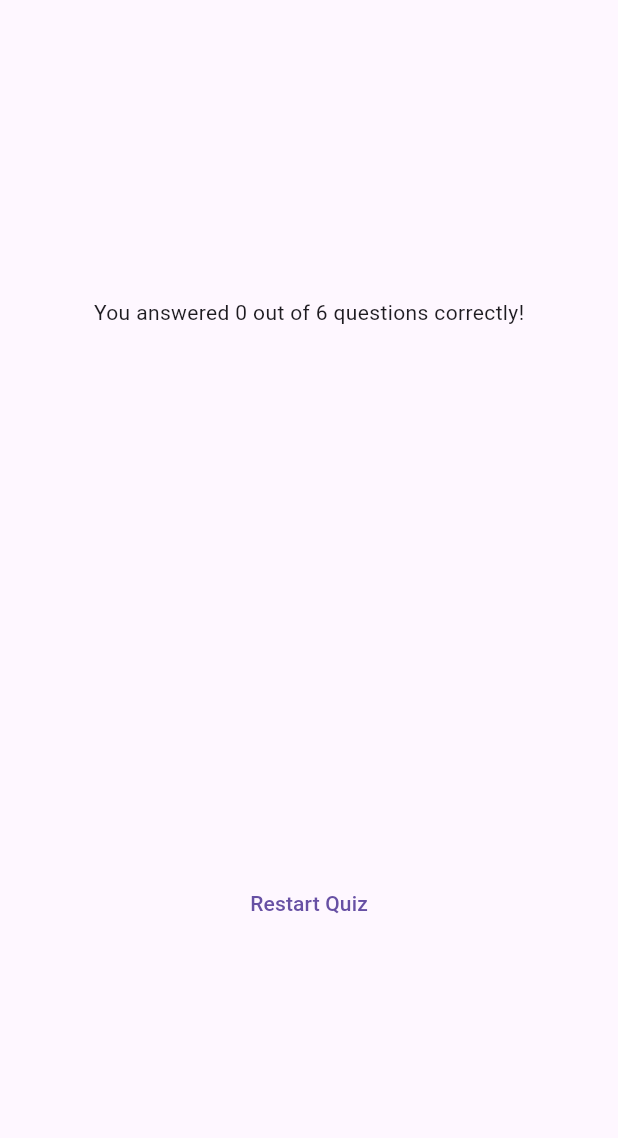
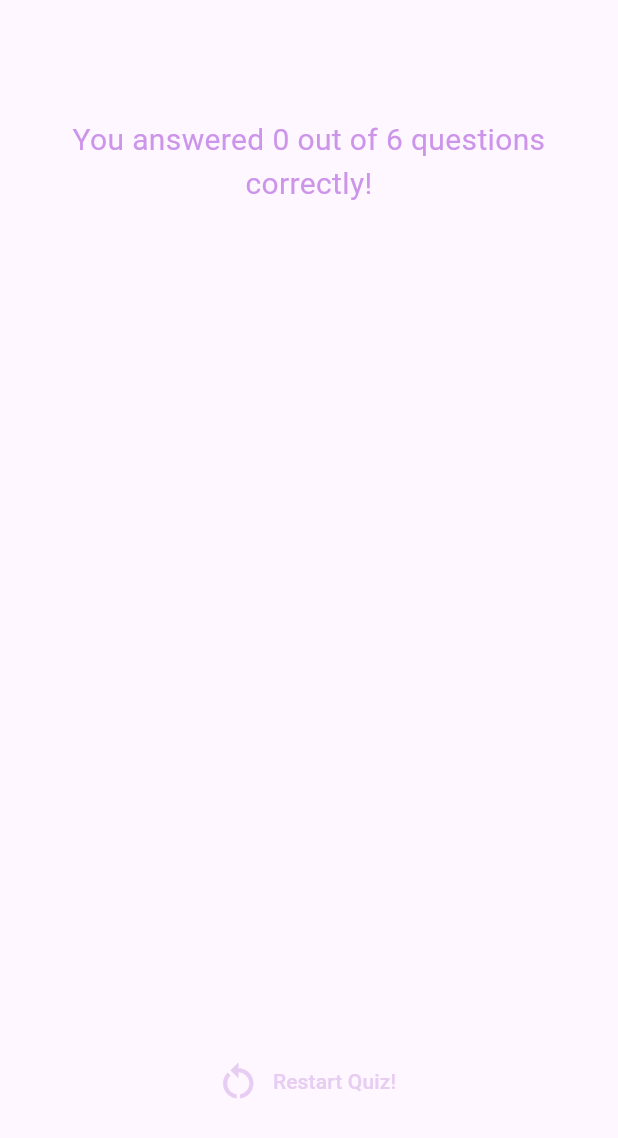
Before and after one commit to subexi/flutter_adv_basics, a Flutter app: the ResultsScreen widget shown alone on an empty page, opened directly with empty values, on a phone screen of 412 x 824 dp. Shown: the top 1138 px of the screen. Run offline on Flutter 3.47's test engine with Material 3 defaults, Android fonts, the phone set to English and light mode, and no system bars; our stand-ins replace google_fonts.

Commit message:
91 App adv_basics fertig und abgeschlossen

```diff
--- a/lib/results_screen.dart
+++ b/lib/results_screen.dart
@@ -6,22 +6,23 @@ import 'package:adv_basics/questions_summary.dart';
 class ResultsScreen extends StatelessWidget {
   const ResultsScreen({
     super.key,
-    required this.chosenAnswers // This is a required parameter that will be passed down from the Quiz widget, it will contain the list of answers that the user selected during the quiz. This information can be used to calculate the score or display the results on the results screen.
+    required this.chosenAnswers,
+    required this.onRestart,
   });
 
-  final List<String> chosenAnswers; // This is a final variable that will hold the list of answers that the user selected during the quiz, it is marked as final because it will not change after it is initialized in the constructor. This variable can be used to calculate the score or display the results on the results screen.
+  final List<String> chosenAnswers;
+  final void Function() onRestart;
 
-  List<Map<String, Object>> getSummaryData() { // This is a method that will generate a summary of the quiz results based on the chosen answers and the questions. It will return a list of maps, where each map contains the question text, the correct answer, and the user's answer. This information can be used to display a detailed summary of the quiz results on the results screen.
-    final List<Map<String, Object>> summary = []; // Initialize an empty list to hold the summary data, this list will be populated with the question text, correct answer, and user's answer for each question in the quiz.
-    for (var i = 0; i < chosenAnswers.length; i++) { // Loop through the chosen answers and populate the summary list with the question text, correct answer, and user's answer for each question in the quiz. The loop will iterate through the chosenAnswers list and use the index to access the corresponding question from the questions list and the correct answer from the answers list.
-      summary.add( // Add a new map to the summary list for each question, this map will contain the question text, correct answer, and user's answer. The keys of the map are 'question_index', 'question', 'correct_answer', and 'user_answer', and the values are the corresponding data for each question in the quiz.
-        {
-          'question_index': i, // Add the index of the question to the summary, this can be used to display the question number in the results summary.
-          'question': questions[i].text, // Add the question text to the summary, this can be used to display the question in the results summary.
-          'correct_answer': questions[i].answers[0], // Add the correct answer to the summary, this can be used to display the correct answer in the results summary.
-          'user_answer': chosenAnswers[i], // Add the user's answer to the summary, this can be used to display the user's answer in the results summary.
-        }
-      );
+  List<Map<String, Object>> getSummaryData() {
+    final List<Map<String, Object>> summary = [];
+
+    for (var i = 0; i < chosenAnswers.length; i++) {
+      summary.add({
+        'question_index': i,
+        'question': questions[i].text,
+        'correct_answer': questions[i].answers[0],
+        'user_answer': chosenAnswers[i],
+      });
     }
 
     return summary;
@@ -29,34 +30,50 @@ class ResultsScreen extends StatelessWidget {
 
   @override
   Widget build(BuildContext context) {
-    final summaryData = getSummaryData(); // Get the summary data for the quiz results, this will be used to display a detailed summary of the quiz results on the results screen. The summaryData variable will hold a list of maps, where each map contains the question text, correct answer, and user's answer for each question in the quiz.
+    final summaryData = getSummaryData();
     final numTotalQuestions = questions.length;
-    // Get the total number of questions in the quiz, this can be used to calculate the score or display the total number of questions in the results summary.
-    final numCorrectQuestions = summaryData.where((data) {  // Calculate the number of correct questions by filtering the summary data to only include the questions where the user's answer matches the correct answer, and then counting the number of items in the filtered list. This can be used to calculate the score or display the number of correct answers in the results summary.
-      return data['user_answer'] == data['correct_answer']; // Check if the user's answer matches the correct answer for each question in the summary data, this will be used to filter the summary data to only include the questions where the user answered correctly.
-    }).length; // Get the length of the filtered list to determine the number of correct questions, this can be used to calculate the score or display the number of correct answers in the results summary.
+    final numCorrectQuestions = summaryData.where((data) {
+      return data['user_answer'] == data['correct_answer'];
+    }).length;
 
+    return SizedBox(
+      width: double.infinity,
+      child: Container(
+        margin: const EdgeInsets.all(40),
+        child: Column(
+          mainAxisAlignment: MainAxisAlignment.center,
+          children: [
+            Center(
+              child: Text(
+                'You answered $numCorrectQuestions out of $numTotalQuestions questions correctly!',
+                textAlign: TextAlign.center,
+                style: const TextStyle(
+                  fontSize: 20,
+                  color: Color(0xFFcc95ea),
+                ),
+              ),
+            ),
+            const SizedBox(
+              height: 30,
+            ),
+            QuestionsSummary(summaryData),
+            const SizedBox(height: 30),
 
-    return SizedBox ( // A SizedBox is a widget that has a specific size. Here we are using it to make the child widget take up the full width of the screen.
-      width: double.infinity, // double.infinity is a special value that tells the widget to take up as much space as possible in the given direction. In this case, it will take up the full width of the screen.
-      child: Container( // A Container is a widget that allows you to customize its child widget with properties like padding, margin, color, etc. Here we are using it to add some margin around the child widget and to set the background color of the screen.
-        margin: const EdgeInsets.all(40), // margin is a property of the Container widget that adds empty space around the child widget. Here we are using EdgeInsets.all(20) to add a margin of 20 pixels on all sides of the child widget.
-        child: Column( // A Column is a widget that displays its children in a vertical array. Here we are using it to display the question text and the answer buttons vertically.
-          mainAxisAlignment: MainAxisAlignment.center, // mainAxisAlignment is a property of the Column widget that controls how the children are aligned vertically. Here we are using MainAxisAlignment.center to center the children vertically within the Column.
-          children: [
-            Text(
-              'You answered $numCorrectQuestions out of $numTotalQuestions questions correctly!'
-            ),
-            // Here we are displaying the number of correct questions and the total number of questions in the quiz, this can be used to calculate the score or display the results summary on the results screen.
-            const SizedBox(
-              height: 30
-            ),
-
-            QuestionsSummary(summaryData),
-            SizedBox(height: 30),
-            TextButton(
-              onPressed: () {},
-              child: Text('Restart Quiz'),
+            // The TextButton is styled with a foreground color and an icon, and it calls the onRestart
+            // function when pressed, which will trigger the restartQuiz function in the Quiz widget and
+            // reset the quiz to the start screen.
+            TextButton.icon(
+              onPressed: onRestart,
+              style: TextButton.styleFrom(
+                foregroundColor: const Color(0xFFE7CDF1),
+              ),
+              icon: const Icon(Icons.restart_alt, size: 30),
+              label: const Text(
+                'Restart Quiz!',
+                style: TextStyle(
+                  fontSize: 14,
+                ),
+              ),
             ),
           ],
         ),
```
Also changed, not shown: lib/questions_summary.dart (+61 -18 lines), lib/quiz.dart (+8 -0 lines), lib/answer_button.dart (line endings or trailing spaces), lib/data/Flutter Challenge.png (added).
